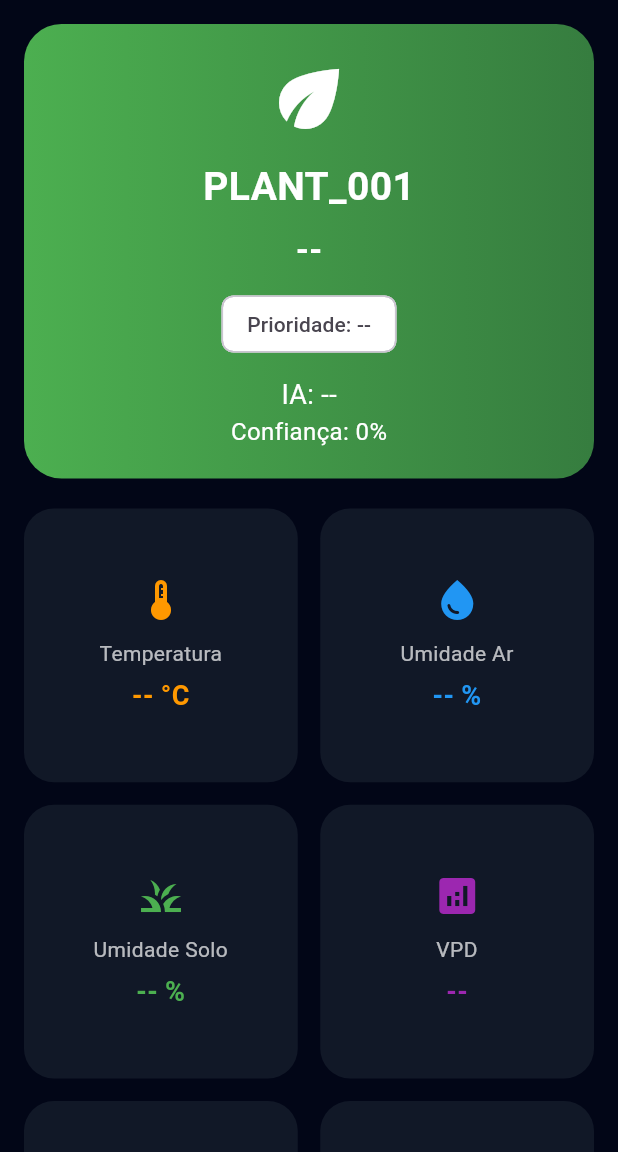
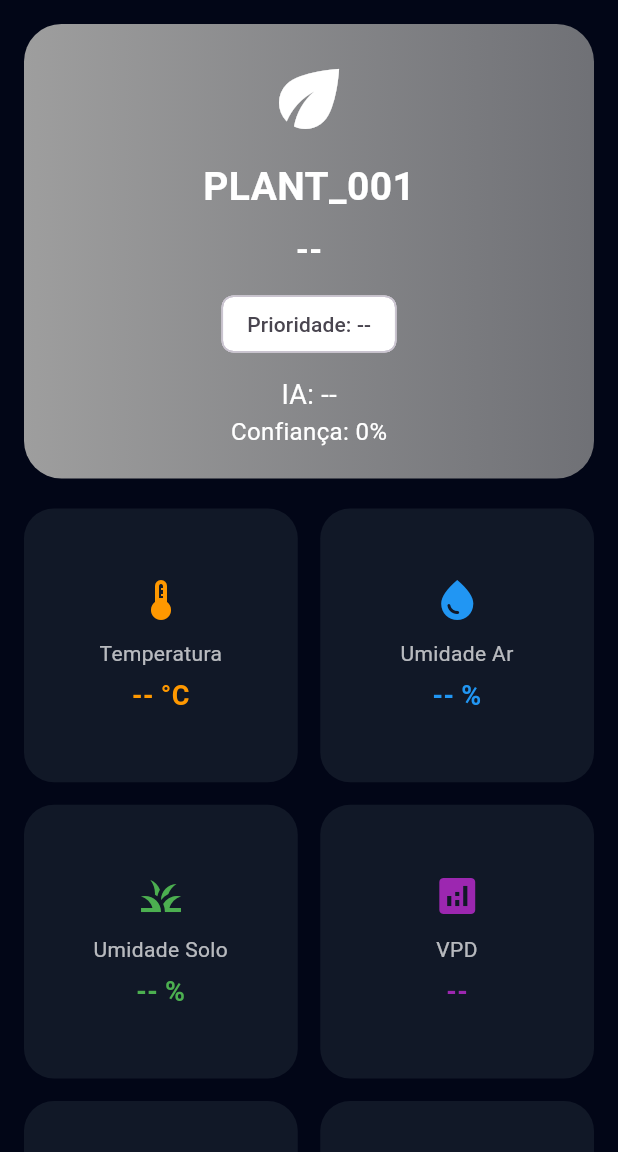
Before and after one commit to Vinissouza40/PlantSense, a Flutter app: the screen it shows once a user with an empty profile is signed in, on a phone screen of 412 x 824 dp, the part 84-1236 px from its top. Run offline on Flutter 3.47's test engine with Material 3 defaults, Android fonts, the phone set to English and light mode, and no system bars; our stand-ins replace animated_splash_screen, firebase_auth, firebase_core, firebase_database, google_sign_in, image_picker and 2 more; accounts and stored records are empty.

Commit message:
AjustesCorStatus

```diff
--- a/lib/home_page.dart
+++ b/lib/home_page.dart
@@ -155,13 +155,21 @@ class _HomePageState extends State<HomePage> {
     );
   }
 
-  Color getStatusColor() {
-    if (status.toLowerCase().contains("stress")) {
+Color getStatusColor() {
+  switch (status.toLowerCase()) {
+    case "normal":
+      return Colors.green;
+
+    case "atencao":
+      return Colors.yellow;
+
+    case "stress":
       return Colors.red;
-    }
-    return Colors.green;
+
+    default:
+      return Colors.grey;
   }
-
+}
   Color getPriorityColor() {
     switch (prioridade.toLowerCase()) {
       case "alta":
```
